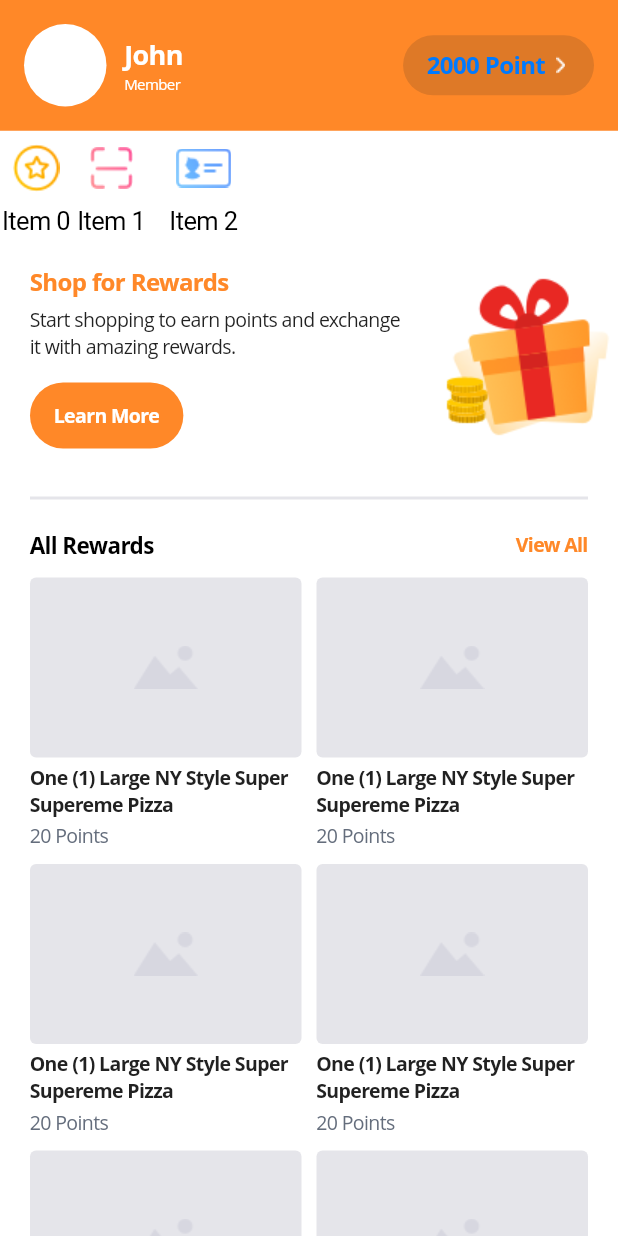
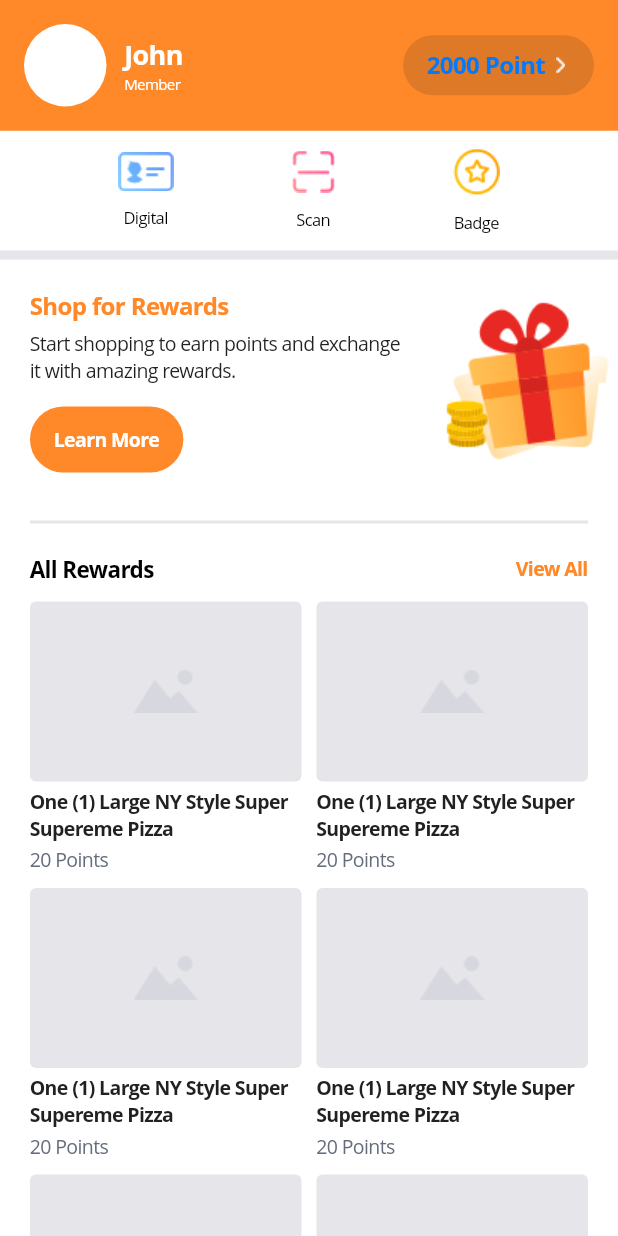
Before and after one commit to ronzohan/FlutterPrototype, a Flutter app: the screen it shows after launch, on a phone screen of 412 x 824 dp. Run offline on Flutter 3.47's test engine with Material 2 defaults, Android fonts, the phone set to English and light mode, and no system bars.

Commit message:
Added lists

```diff
--- /dev/null
+++ b/lib/ui/dashboard/all_rewards_header.dart
@@ -0,0 +1,44 @@
+import 'package:flutter/material.dart';
+import 'package:flutter/cupertino.dart';
+import 'package:rush_revamp/ui/styles/colors.dart';
+
+class AllRewardsHeader extends StatelessWidget {
+  @override
+  Widget build(BuildContext context) {
+    return Container(
+      padding: const EdgeInsets.only(left: 20.0, right: 20.0, top: 8.0),
+      child: Row(
+        children: [
+          Expanded(
+            child: Text(
+              'All Rewards',
+              style: TextStyle(
+                  fontSize: 15.0,
+                  fontFamily: 'OpenSans',
+                  fontStyle: FontStyle.normal,
+                  fontWeight: FontWeight.bold
+              ),
+            ),
+          ),
+          CupertinoButton(
+            child: Text(
+              'View All',
+              style: TextStyle(
+                  color: RushRevampColors.orange,
+                  fontSize: 13.0,
+                  fontFamily: 'OpenSans',
+                  fontStyle: FontStyle.normal,
+                  fontWeight: FontWeight.bold
+              ),
+            ),
+            onPressed: () {
+              debugPrint('View all');
+            },
+            pressedOpacity: 0.5,
+            padding: const EdgeInsets.all(0.0),
+          )
+        ],
+      ),
+    );
+  }
+}
--- /dev/null
+++ b/lib/ui/dashboard/dashboard_header.dart
@@ -0,0 +1,91 @@
+import 'package:flutter/material.dart';
+import 'package:flutter/cupertino.dart';
+
+class DashboardHeader extends StatelessWidget {
+  @override
+  Widget build(BuildContext context) {
+    return _buildProfileInfo();
+  }
+
+  Widget _buildProfileInfo() {
+    return Container(
+      child: Row(
+        children: [
+          _buildProfileImage(),
+          Expanded(child: _buildUserName()),
+          _buildPointInfo()
+        ],
+        mainAxisAlignment: MainAxisAlignment.start,
+      ),
+      color: Color(0xFFFF8828),
+      padding: EdgeInsets.only(left: 16.0, bottom: 16.0, right: 16.0, top: 16.0),
+    );
+  }
+
+  Widget _buildPointInfo() {
+    final buttonHeight = 40.0;
+    final nextImageName = 'assets/images/ic_next.png';
+
+    return CupertinoButton(
+      child: Row(
+        children: [
+          Text('2000 Point',
+              style: TextStyle(
+                  fontFamily: 'OpenSans',
+                  fontWeight: FontWeight.w600,
+                  fontSize: 16.0)),
+          ImageIcon(AssetImage(nextImageName), color: Colors.white),
+        ],
+      ),
+      color: Color(0x26212121),
+      padding: EdgeInsets.only(left: 16.0, right: 12.0),
+      minSize: buttonHeight,
+      borderRadius: BorderRadius.all(Radius.circular(buttonHeight / 2)),
+      onPressed: () {
+        debugPrint('Points tapped');
+      },
+      pressedOpacity: 0.5,
+    );
+  }
+
+  Widget _buildProfileImage() {
+    return Container(
+      decoration: BoxDecoration(
+          color: Color(0xFFFFFFFF),
+          borderRadius: BorderRadius.circular(55 / 2)),
+      height: 55.0,
+      width: 55.0,
+    );
+  }
+
+  Widget _buildUserName() {
+    return Container(
+      child: Column(
+        children: [
+          Text(
+            'John',
+            style: TextStyle(
+                color: Colors.white,
+                fontFamily: 'OpenSans',
+                fontWeight: FontWeight.bold,
+                fontSize: 18.0),
+            overflow: TextOverflow.ellipsis,
+          ),
+          Text(
+            'Member',
+            style: TextStyle(
+              color: Color(0xFFFFFFFF),
+              fontSize: 10.0,
+              fontFamily: 'OpenSans',
+              fontWeight: FontWeight.normal,
+            ),
+            overflow: TextOverflow.ellipsis,
+          )
+        ],
+        mainAxisAlignment: MainAxisAlignment.center,
+        crossAxisAlignment: CrossAxisAlignment.start,
+      ),
+      padding: EdgeInsets.only(left: 12.0, right: 12.0),
+    );
+  }
+}
--- a/lib/ui/dashboard/dashboard_page.dart
+++ b/lib/ui/dashboard/dashboard_page.dart
@@ -1,8 +1,12 @@
 import 'package:flutter/cupertino.dart';
 import 'package:flutter/material.dart';
-import 'package:rush_revamp/ui/dashboard/rewards_item.dart';
-import 'package:rush_revamp/ui/dashboard/shop_learn_more_header.dart';
-import 'package:rush_revamp/ui/dashboard/menu_tile.dart';
+import 'rewards_item.dart';
+import 'shop_learn_more_header.dart';
+import 'menu_list.dart';
+import 'models/menu.dart';
+import 'dashboard_header.dart';
+import 'all_rewards_header.dart';
+import 'package:rush_revamp/ui/styles/colors.dart';
 
 class DashboardPage extends StatefulWidget {
   @override
@@ -10,12 +14,34 @@ class DashboardPage extends StatefulWidget {
 }
 
 class _DashboardPageState extends State<DashboardPage> {
-  final items = List<String>.generate(3, (i) => "Item $i");
-  final images = List<String>.of([
-    'assets/images/ic_badge.png',
-    'assets/images/ic_scan.png',
-    'assets/images/ic_digital.png'
-  ]);
+
+  final List<Menu> items = [
+    Menu(
+        Image.asset('assets/images/ic_digital.png'),
+        'Digital'
+    ),
+
+    Menu(
+        Image.asset('assets/images/ic_scan.png'),
+        'Scan'
+    ),
+    Menu(
+        Image.asset('assets/images/ic_badge.png'),
+        'Badge'
+    ),
+    Menu(
+        Image.asset('assets/images/ic_gcash.png'),
+        'GCash'
+    ),
+    Menu(
+        Image.asset('assets/images/ic_booking.png'),
+        'Booking'
+    ),
+    Menu(
+        Image.asset('assets/images/ic_restaurant.png'),
+        'Restaurant'
+    )
+  ];
 
   @override
   Widget build(BuildContext context) {
@@ -27,7 +53,7 @@ class _DashboardPageState extends State<DashboardPage> {
               child: DashboardHeader(),
               bottom: false,
             ),
-            color: Color(0xFFFF8828),
+            color: RushRevampColors.orange,
           ),
           Expanded(
             child: CustomScrollView(
@@ -38,22 +64,10 @@ class _DashboardPageState extends State<DashboardPage> {
                   sliver: SliverList(
                     delegate: SliverChildListDelegate(
                       [
+                        MenuList(items),
                         Container(
-                          child: ListView.builder(
-                            itemCount: items.length,
-                            scrollDirection: Axis.horizontal,
-                            itemBuilder: (context, index) {
-                              return MenuTile(
-                                title: Text('${items[index]}'),
-                                image: Image(
-                                  image: AssetImage(
-                                    images[index],
-                                  ),
-                                ),
-                              );
-                            },
-                          ),
-                          height: 70.0,
+                          height: 6.0,
+                          color: Color(0xFFE5E5EA),
                         ),
                         ShopLearnMoreHeader(),
                         SizedBox(
@@ -75,7 +89,7 @@ class _DashboardPageState extends State<DashboardPage> {
                     padding: EdgeInsets.only(left: 20.0, right: 20.0),
                     sliver: SliverGrid(
                       gridDelegate: SliverGridDelegateWithMaxCrossAxisExtent(
-                        maxCrossAxisExtent: 300.0,
+                        maxCrossAxisExtent: 200.0,
                         crossAxisSpacing: 10.0,
                         mainAxisSpacing: 10.0,
                       ),
@@ -96,133 +110,3 @@ class _DashboardPageState extends State<DashboardPage> {
     );
   }
 }
-
-class AllRewardsHeader extends StatelessWidget {
-  @override
-  Widget build(BuildContext context) {
-    return Container(
-      padding: const EdgeInsets.only(left: 20.0, right: 20.0, top: 8.0),
-      child: Row(
-        children: [
-          Expanded(
-            child: Text(
-              'All Rewards',
-              style: TextStyle(
-                fontSize: 15.0,
-                fontFamily: 'OpenSans',
-                fontStyle: FontStyle.normal,
-                fontWeight: FontWeight.bold
-              ),
-            ),
-          ),
-          CupertinoButton(
-            child: Text(
-              'View All',
-              style: TextStyle(
-                color: Color(0xFFFF8828),
-                fontSize: 13.0,
-                fontFamily: 'OpenSans',
-                fontStyle: FontStyle.normal,
-                fontWeight: FontWeight.bold
-              ),
-            ),
-            onPressed: () {
-              debugPrint('View all');
-            },
-            pressedOpacity: 0.5,
-            padding: const EdgeInsets.all(0.0),
-          )
-        ],
-      ),
-    );
-  }
-}
-
-class DashboardHeader extends StatelessWidget {
-  @override
-  Widget build(BuildContext context) {
-    return _buildProfileInfo();
-  }
-
-  Widget _buildProfileInfo() {
-    return Container(
-      child: Row(
-        children: [
-          _buildProfileImage(),
-          Expanded(child: _buildUserName()),
-          _buildPointInfo()
-        ],
-        mainAxisAlignment: MainAxisAlignment.start,
-      ),
-      color: Color(0xFFFF8828),
-      padding: EdgeInsets.only(left: 16.0, bottom: 16.0, right: 16.0, top: 16.0),
-    );
-  }
-
-  Widget _buildPointInfo() {
-    final buttonHeight = 40.0;
-    final nextImageName = 'assets/images/ic_next.png';
-
-    return CupertinoButton(
-      child: Row(
-        children: [
-          Text('2000 Point',
-              style: TextStyle(
-                  fontFamily: 'OpenSans',
-                  fontWeight: FontWeight.w600,
-                  fontSize: 16.0)),
-          ImageIcon(AssetImage(nextImageName), color: Colors.white),
-        ],
-      ),
-      color: Color(0x26212121),
-      padding: EdgeInsets.only(left: 16.0, right: 12.0),
-      minSize: buttonHeight,
-      borderRadius: BorderRadius.all(Radius.circular(buttonHeight / 2)),
-      onPressed: () {
-        debugPrint('Points tapped');
-      },
-      pressedOpacity: 0.5,
-    );
-  }
-
-  Widget _buildProfileImage() {
-    return Container(
-      decoration: BoxDecoration(
-          color: Color(0xFFFFFFFF),
-          borderRadius: BorderRadius.circular(55 / 2)),
-      height: 55.0,
-      width: 55.0,
-    );
-  }
-
-  Widget _buildUserName() {
-    return Container(
-      child: Column(
-        children: [
-          Text(
-            'John',
-            style: TextStyle(
-                color: Colors.white,
-                fontFamily: 'OpenSans',
-                fontWeight: FontWeight.bold,
-                fontSize: 18.0),
-            overflow: TextOverflow.ellipsis,
-          ),
-          Text(
-            'Member',
-            style: TextStyle(
-              color: Color(0xFFFFFFFF),
-              fontSize: 10.0,
-              fontFamily: 'OpenSans',
-              fontWeight: FontWeight.normal,
-            ),
-            overflow: TextOverflow.ellipsis,
-          )
-        ],
-        mainAxisAlignment: MainAxisAlignment.center,
-        crossAxisAlignment: CrossAxisAlignment.start,
-      ),
-      padding: EdgeInsets.only(left: 12.0, right: 12.0),
-    );
-  }
-}
--- /dev/null
+++ b/lib/ui/dashboard/menu_list.dart
@@ -0,0 +1,51 @@
+import 'package:flutter/material.dart';
+import 'package:rush_revamp/ui/dashboard/models/menu.dart';
+import 'menu_tile.dart';
+
+class MenuList extends StatelessWidget {
+  final List<Menu> menus;
+  final itemsPerPage = 3;
+
+  MenuList(this.menus);
+
+  @override
+  Widget build(BuildContext context) {
+    return Container(
+      child: PageView.builder(
+          itemCount: menus.length ~/ itemsPerPage,
+          scrollDirection: Axis.horizontal,
+          itemBuilder: (context, index) {
+            return _buildMenuRowFor(page: index);
+          },
+      ),
+      padding: EdgeInsets.only(top: 0.0, bottom: 0.0),
+      height: 80.0,
+    );
+  }
+
+  Widget _buildMenuRowFor({num page}) {
+    final pageMenus = _menusAtPage(page);
+
+    final pageMenuTiles = pageMenus.map((menu) =>
+      Container(
+        child: MenuTile(image: menu.image, title: menu.title),
+      ));
+
+    return Row(
+      mainAxisAlignment: MainAxisAlignment.spaceEvenly,
+      mainAxisSize: MainAxisSize.min,
+      children: pageMenuTiles.toList()
+    );
+  }
+
+  List<Menu>_menusAtPage(num page) {
+    final pageCount = menus.length / itemsPerPage;
+
+    assert(pageCount > page);
+
+    return menus.getRange(
+        itemsPerPage * page,
+        (itemsPerPage * page) + itemsPerPage
+    ).toList();
+  }
+}
--- a/lib/ui/dashboard/menu_tile.dart
+++ b/lib/ui/dashboard/menu_tile.dart
@@ -1,9 +1,17 @@
 import 'package:flutter/material.dart';
+import 'package:rush_revamp/ui/styles/fonts.dart';
+
+final _menuTileTextStyle = appTextStyle.copyWith(
+    fontWeight: FontWeight.normal,
+    fontSize: 11.0,
+    fontStyle: FontStyle.normal
+);
+
+const kMenuImageHeight = 30.0;
 
 class MenuTile extends StatelessWidget {
   final Widget image;
-
-  final Widget title;
+  final String title;
 
   const MenuTile({
     @required this.image,
@@ -14,11 +22,15 @@ class MenuTile extends StatelessWidget {
   Widget build(BuildContext context) {
     return Column(
       children: [
-        Expanded(
-          child: image,
-        ),
-        title
+        image,
+        SizedBox(height: 10.0),
+        Text(
+          title,
+          style: _menuTileTextStyle,
+        )
       ],
+      mainAxisAlignment: MainAxisAlignment.center,
+      crossAxisAlignment: CrossAxisAlignment.center,
     );
   }
 }
--- /dev/null
+++ b/lib/ui/dashboard/models/menu.dart
@@ -0,0 +1,8 @@
+import 'package:flutter/material.dart';
+
+class Menu {
+  final Image image;
+  final String title;
+
+  const Menu(this.image, this.title);
+}
--- /dev/null
+++ b/lib/ui/styles/colors.dart
@@ -0,0 +1,7 @@
+import 'package:flutter/material.dart';
+
+class RushRevampColors {
+  static const orange = Color(0xFFFF8828);
+  static const black = Color(0xFF212121);
+  static const gray = Color(0xFF646D7C);
+}
--- /dev/null
+++ b/lib/ui/styles/fonts.dart
@@ -0,0 +1,3 @@
+import 'package:flutter/material.dart';
+
+const appTextStyle = TextStyle(fontFamily: 'OpenSans');
--- a/pubspec.yaml
+++ b/pubspec.yaml
@@ -44,6 +44,9 @@ flutter:
     - assets/images/ic_digital.png
     - assets/images/ic_badge.png
     - assets/images/ic_scan.png
+    - assets/images/ic_gcash.png
+    - assets/images/ic_booking.png
+    - assets/images/ic_restaurant.png
 
   fonts:
     - family: OpenSans
```
Also changed, not shown: assets/images/2.0x/ic_booking.png (added), assets/images/2.0x/ic_gcash.png (added), assets/images/2.0x/ic_restaurant.png (added), assets/images/3.0x/ic_booking.png (added), assets/images/3.0x/ic_gcash.png (added), assets/images/3.0x/ic_restaurant.png (added), assets/images/ic_booking.png (added), assets/images/ic_gcash.png (added), assets/images/ic_restaurant.png (added).
